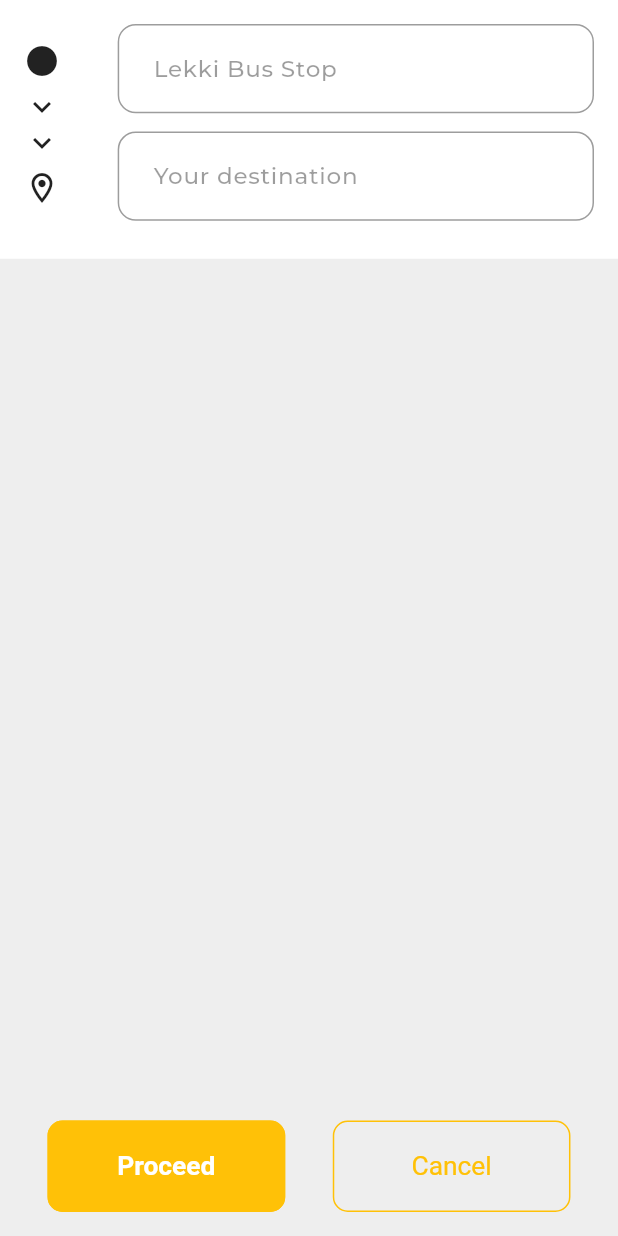
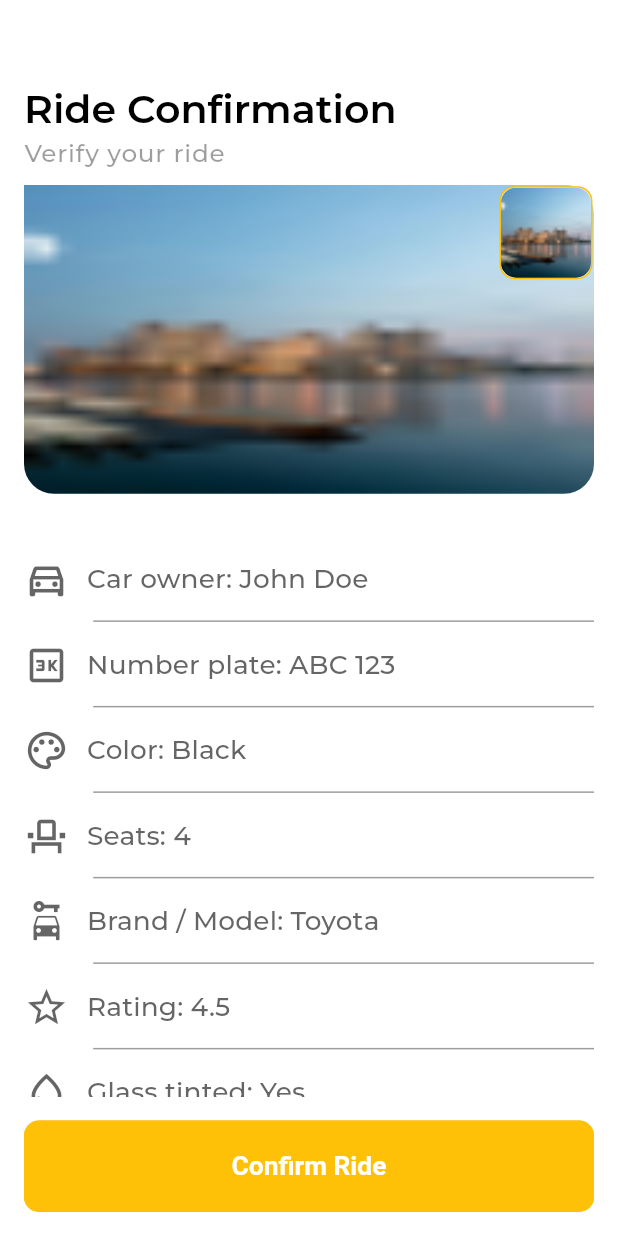
Before and after one commit to Cabu-Cabu/Cabu-Cabu-user-mobile, a Flutter app: the screen it shows after launch, on a phone screen of 412 x 824 dp. Run offline on Flutter 3.47's test engine with Material 3 defaults, Android fonts, the phone set to English and light mode, and no system bars; our stand-ins replace flutter_screenutil, flutter_svg, logger, shared_preferences, sliding_up_panel; project files that could hold a hidden picture were left out.

Commit message:
feat: add Ride Confirmation screen and its components

```diff
--- a/lib/app_view.dart
+++ b/lib/app_view.dart
@@ -1,6 +1,6 @@
 import 'package:cabu_cabu_user_mobile/src/core/utils/constants/texts.dart';
 import 'package:cabu_cabu_user_mobile/src/core/utils/theme/theme.dart';
-import 'package:cabu_cabu_user_mobile/src/features/ride_booking/presentation/screens/ride_destination_picker_screen.dart';
+import 'package:cabu_cabu_user_mobile/src/features/ride_booking/presentation/screens/ride_confirmation_screen.dart';
 import 'package:flutter/material.dart';
 import 'package:flutter_screenutil/flutter_screenutil.dart';
 
@@ -16,7 +16,7 @@ class AppView extends StatelessWidget {
         theme: AppTheme.lightTheme,
         // darkTheme: AppTheme.darkTheme,
         debugShowCheckedModeBanner: false,
-        home: const RideDestinationPickerScreen(),
+        home: const RideConfirmationScreen(),
       ),
     );
   }
--- a/lib/src/core/components/custom_shapes/containers/rounded_container.dart
+++ b/lib/src/core/components/custom_shapes/containers/rounded_container.dart
@@ -18,7 +18,7 @@ class AppRoundedContainer extends StatelessWidget {
     this.width,
     this.padding,
     this.height,
-    this.radius = AppSizes.cardRadiusLg,
+    this.radius = AppSizes.cardRadiusMd,
     this.color = AppColors.white,
     this.showBorder = false,
     this.borderColor = AppColors.darkGrey,
--- /dev/null
+++ b/lib/src/core/components/tiles/custom_divide_tiles.dart
@@ -0,0 +1,56 @@
+import 'package:cabu_cabu_user_mobile/src/core/utils/constants/colors.dart';
+import 'package:flutter/material.dart';
+
+/// A custom version of ListTile.divideTiles() that allows for divider color customization.
+class CustomDivideTiles extends StatelessWidget {
+  /// The list of widgets to divide.
+  final Iterable<Widget> tiles;
+
+  /// The color of the dividers between the tiles.
+  final Color dividerColor;
+
+  /// The spacing between the dividers and tiles.
+  final double spacing;
+
+  /// The indent of the divider.
+  final double dividerIndent;
+
+  /// Creates a CustomDivideTiles widget that adds dividers between tiles.
+  const CustomDivideTiles({
+    super.key,
+    required this.tiles,
+    this.dividerColor = AppColors.opacBlack,
+    this.spacing = 0.0,
+    this.dividerIndent = 0.0,
+  });
+
+  @override
+  Widget build(BuildContext context) {
+    return Column(
+      children: _addDividers(tiles, dividerColor, spacing),
+    );
+  }
+
+  /// Adds dividers between the tiles.
+  List<Widget> _addDividers(
+      Iterable<Widget> tiles, Color color, double spacing) {
+    final List<Widget> dividedTiles = [];
+    for (var i = 0; i < tiles.length; i++) {
+      dividedTiles.add(tiles.elementAt(i));
+      if (i < tiles.length - 1) {
+        dividedTiles.add(
+          Padding(
+            padding: EdgeInsets.symmetric(vertical: spacing),
+            child: Divider(
+              color: color,
+              thickness: 1.0,
+              height: 3.0,
+              indent: dividerIndent,
+            ),
+          ),
+        );
+      }
+    }
+    return dividedTiles;
+  }
+}
--- a/lib/src/core/utils/constants/sizes.dart
+++ b/lib/src/core/utils/constants/sizes.dart
@@ -92,7 +92,7 @@ class AppSizes {
   // Card sizes
   static const double cardRadiusXs = 6.0;
   static const double cardRadiusSm = 8.0;
-  static const double cardRadiusMd = 12.0;
+  static const double cardRadiusMd = 10.0;
   static const double cardRadiusLg = 16.0;
   static const double cardElevation = 2.0;
 
--- a/lib/src/core/utils/constants/texts.dart
+++ b/lib/src/core/utils/constants/texts.dart
@@ -80,4 +80,12 @@ class AppTexts {
   // -- Home --
   static const String homeAppBarTitle = 'Welcome to our shop,';
   static const String homeAppBarSubtitle = 'Abdulbasit Akingbade';
+
+  // -- Available Ride --
+  static const String availableRideHeaderTitle = 'Ride Available';
+  static const String availableRideHeaderSubtitle = 'Pick a ride';
+
+  // -- Ride Confirmation --
+  static const String rideConfirmationHeaderTitle = 'Ride Confirmation';
+  static const String rideConfirmationHeaderSubtitle = 'Verify your ride';
 }
--- a/lib/src/core/utils/theme/custom_themes/text_theme.dart
+++ b/lib/src/core/utils/theme/custom_themes/text_theme.dart
@@ -18,7 +18,7 @@ class AppTextTheme {
       titleSmall: const TextStyle().copyWith(
           fontSize: 16.0.sp, fontWeight: FontWeight.w400, color: Colors.black),
       bodyLarge: const TextStyle().copyWith(
-          fontSize: 14.0.sp, fontWeight: FontWeight.w500, color: Colors.black),
+          fontSize: 15.0.sp, fontWeight: FontWeight.w400, color: Colors.black),
       bodyMedium: const TextStyle().copyWith(
           fontSize: 14.0, fontWeight: FontWeight.w400, color: Colors.black),
       bodySmall: const TextStyle().copyWith(
--- /dev/null
+++ b/lib/src/features/ride_booking/presentation/components/texts/ride_booking_header_texts.dart
@@ -0,0 +1,33 @@
+import 'package:cabu_cabu_user_mobile/src/core/utils/constants/colors.dart';
+import 'package:cabu_cabu_user_mobile/src/core/utils/constants/extentions.dart';
+import 'package:flutter/material.dart';
+
+class RideBookingHeaderTexts extends StatelessWidget {
+  final String title;
+  final String subtitle;
+
+  const RideBookingHeaderTexts({
+    super.key,
+    required this.title,
+    required this.subtitle,
+  });
+
+  @override
+  Widget build(BuildContext context) {
+    return Column(
+      crossAxisAlignment: CrossAxisAlignment.start,
+      children: [
+        Text(
+          title,
+          style: context.textTheme.headlineMedium,
+        ),
+        // 2.verticalSpace,
+        Text(
+          subtitle,
+          style:
+              context.textTheme.bodyLarge?.copyWith(color: AppColors.opacBlack),
+        ),
+      ],
+    );
+  }
+}
--- /dev/null
+++ b/lib/src/features/ride_booking/presentation/screens/ride_confirmation_screen.dart
@@ -0,0 +1,243 @@
+import 'package:cabu_cabu_user_mobile/src/core/components/custom_shapes/containers/rounded_container.dart';
+import 'package:cabu_cabu_user_mobile/src/core/components/tiles/custom_divide_tiles.dart';
+import 'package:cabu_cabu_user_mobile/src/core/utils/constants/colors.dart';
+import 'package:cabu_cabu_user_mobile/src/core/utils/constants/extentions.dart';
+import 'package:cabu_cabu_user_mobile/src/core/utils/constants/image_strings.dart';
+import 'package:cabu_cabu_user_mobile/src/core/utils/constants/texts.dart';
+import 'package:cabu_cabu_user_mobile/src/features/ride_booking/presentation/components/texts/ride_booking_header_texts.dart';
+import 'package:flutter/material.dart';
+import 'package:flutter_screenutil/flutter_screenutil.dart';
+
+class RideConfirmationScreen extends StatelessWidget {
+  const RideConfirmationScreen({super.key});
+
+  @override
+  Widget build(BuildContext context) {
+    return Scaffold(
+      appBar: AppBar(),
+      bottomNavigationBar: Padding(
+        padding: const EdgeInsets.all(16.0),
+        child: ElevatedButton(
+          onPressed: () {},
+          child: const Text('Confirm Ride'),
+        ),
+      ),
+      body: Padding(
+        padding: const EdgeInsets.symmetric(horizontal: 16),
+        child: Column(
+          crossAxisAlignment: CrossAxisAlignment.start,
+          children: [
+            const RideBookingHeaderTexts(
+              title: AppTexts.rideConfirmationHeaderTitle,
+              subtitle: AppTexts.rideConfirmationHeaderSubtitle,
+            ),
+            Expanded(
+              child: SingleChildScrollView(
+                child: Column(
+                  children: [
+                    8.verticalSpace,
+                    Stack(
+                      children: [
+                        ClipRRect(
+                          borderRadius: BorderRadius.circular(20).copyWith(
+                            topLeft: const Radius.circular(0),
+                          ),
+                          child: Image.asset(
+                            AppImages.place2,
+                            height: 0.25.sh,
+                            width: 1.sw,
+                            fit: BoxFit.fill,
+                          ),
+                        ),
+                        Positioned(
+                          right: 1,
+                          top: 1,
+                          child: AppRoundedContainer(
+                            radius: 10,
+                            showBorder: true,
+                            borderColor: AppColors.primary,
+                            child: ClipRRect(
+                              borderRadius: BorderRadius.circular(10),
+                              child: Image.asset(
+                                AppImages.place2,
+                                height: 60,
+                                width: 60,
+                                fit: BoxFit.cover,
+                              ),
+                            ),
+                          ),
+                        ),
+                      ],
+                    ),
+                    32.verticalSpace,
+                    CustomDivideTiles(
+                      dividerIndent: 42.w,
+                      spacing: 3,
+                      tiles: const [
+                        RideDetailsListTile(
+                          title: 'Car owner: John Doe',
+                          icon: Icons.directions_car_outlined,
+                        ),
+                        RideDetailsListTile(
+                          title: 'Number plate: ABC 123',
+                          icon: Icons.three_k_outlined,
+                        ),
+                        RideDetailsListTile(
+                          title: 'Color: Black',
+                          icon: Icons.color_lens_outlined,
+                        ),
+                        RideDetailsListTile(
+                          title: 'Seats: 4',
+                          icon: Icons.event_seat_outlined,
+                        ),
+                        RideDetailsListTile(
+                          title: 'Brand / Model: Toyota',
+                          icon: Icons.car_rental,
+                        ),
+                        RideDetailsListTile(
+                          title: 'Rating: 4.5',
+                          icon: Icons.star_border_outlined,
+                        ),
+                        RideDetailsListTile(
+                          title: 'Glass tinted: Yes',
+                          icon: Icons.water_drop_outlined,
+                        ),
+                        RideDetailsListTile(
+                          title: 'Drive Plan',
+                          icon: Icons.directions_car_outlined,
+                        ),
+                        DestinationDetails(),
+                      ],
+                    ),
+                  ],
+                ),
+              ),
+            ),
+          ],
+        ),
+      ),
+    );
+  }
+}
+
+/// A widget to display destination details with customized rows.
+class DestinationDetails extends StatelessWidget {
+  const DestinationDetails({super.key});
+
+  @override
+  Widget build(BuildContext context) {
+    return Padding(
+      padding: EdgeInsets.symmetric(horizontal: 10.w),
+      child: Column(
+        mainAxisAlignment: MainAxisAlignment.spaceBetween,
+        children: [
+          const DestinationRow(
+            startPoint: 'Ajah',
+            endPoint: 'Osborne road',
+            icon: Icons.radio_button_checked,
+          ),
+          Align(
+            alignment: Alignment(0.65.w, 0),
+            child: Icon(
+              Icons.airplanemode_active,
+              color: AppColors.black.withOpacity(0.7),
+            ),
+          ),
+          const DestinationRow(
+            startPoint: 'Ikeja',
+            endPoint: 'Third mainland',
+            icon: Icons.location_on_outlined,
+          ),
+        ],
+      ),
+    );
+  }
+}
+
+/// A reusable widget that displays a destination row with a start point and end point.
+class DestinationRow extends StatelessWidget {
+  final String startPoint;
+  final String endPoint;
+  final IconData icon;
+
+  const DestinationRow({
+    super.key,
+    required this.startPoint,
+    required this.endPoint,
+    required this.icon,
+  });
+
+  @override
+  Widget build(BuildContext context) {
+    return Row(
+      mainAxisSize: MainAxisSize.min,
+      mainAxisAlignment: MainAxisAlignment.spaceEvenly,
+      children: [
+        Expanded(
+          child: Row(
+            children: [
+              Icon(
+                icon,
+                color: AppColors.black.withOpacity(0.7),
+              ),
+              10.horizontalSpace,
+              Text(
+                startPoint,
+                style: context.textTheme.titleSmall?.copyWith(
+                  color: AppColors.black.withOpacity(0.7),
+                ),
+              ),
+            ],
+          ),
+        ),
+        Expanded(
+          child: Icon(
+            Icons.airplanemode_active,
+            color: AppColors.black.withOpacity(0.7),
+          ),
+        ),
+        Expanded(
+          flex: 2,
+          child: Align(
+            alignment: Alignment.centerRight,
+            child: Text(
+              endPoint,
+              style: context.textTheme.titleSmall?.copyWith(
+                color: AppColors.black.withOpacity(0.7),
+              ),
+            ),
+          ),
+        ),
+      ],
+    );
+  }
+}
+
+class RideDetailsListTile extends StatelessWidget {
+  final String title;
+  final IconData icon;
+
+  const RideDetailsListTile({
+    super.key,
+    required this.title,
+    required this.icon,
+  });
+
+  @override
+  Widget build(BuildContext context) {
+    return ListTile(
+      title: Text(title),
+      titleTextStyle: context.textTheme.titleSmall?.copyWith(
+        color: AppColors.black.withOpacity(0.7),
+      ),
+      leading: Icon(
+        icon,
+        size: 30,
+        color: AppColors.black.withOpacity(0.7),
+      ),
+      visualDensity: VisualDensity.compact,
+      contentPadding: EdgeInsets.zero,
+      titleAlignment: ListTileTitleAlignment.bottom,
+    );
+  }
+}
```
Also changed, not shown: lib/src/features/ride_booking/presentation/screens/available_ride_screen.dart (added, +105 -0 lines).
